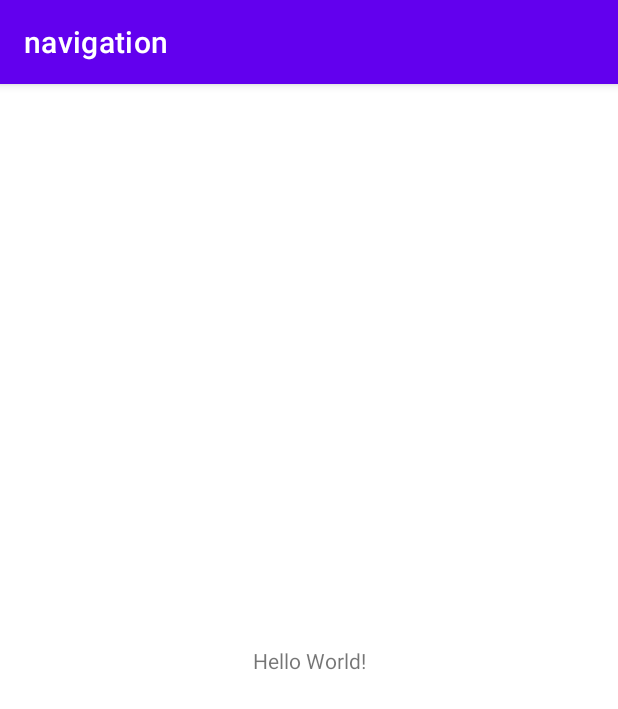
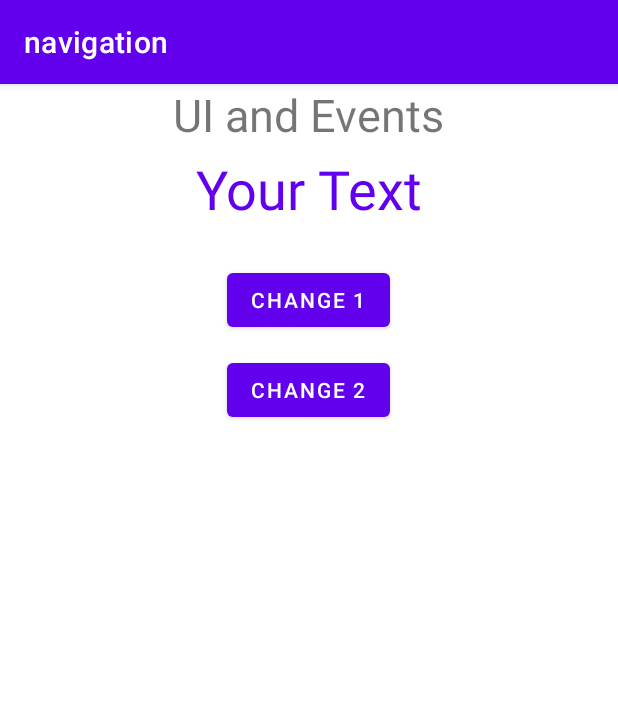
Before and after one commit to chamzhaosi1/androidAppDev, an Android app: the screen it shows after launch (MainActivity), on a phone screen of 412 x 824 dp. Shown: the top 709 px of the screen. Run offline under Robolectric (Android 15) with nearby library versions, the phone set to English and light mode, and no system bars.

Commit message:
Update week 3 exe 2 done

```diff
--- /dev/null
+++ b/Week3_Tutorial/navigation/app/src/main/java/com/navigation/MainActivity.java
@@ -0,0 +1,34 @@
+package com.navigation;
+
+import android.os.Bundle;
+import android.view.View;
+import android.widget.Button;
+import android.widget.TextView;
+
+import androidx.appcompat.app.AppCompatActivity;
+
+import org.jetbrains.annotations.Nullable;
+
+public final class MainActivity extends AppCompatActivity implements View.OnClickListener {
+
+    TextView t1;
+    Button b1;
+
+    protected void onCreate(@Nullable Bundle savedInstanceState) {
+        super.onCreate(savedInstanceState);
+        this.setContentView(R.layout.activity_main);
+        t1 = (TextView) findViewById(R.id.t1);
+        b1 = (Button) findViewById(R.id.b1);
+
+        b1.setOnClickListener(this);
+    }
+
+    @Override
+    public void onClick(View view) {
+        t1.setText("You clicked button 1");
+    }
+
+    public void doSomething(View v){
+        t1.setText("You clicked button 2");
+    }
+}
--- a/Week3_Tutorial/navigation/app/src/main/java/com/navigation/MainActivity.kt
+++ /dev/null
@@ -1,11 +0,0 @@
-package com.navigation
-
-import androidx.appcompat.app.AppCompatActivity
-import android.os.Bundle
-
-class MainActivity : AppCompatActivity() {
-    override fun onCreate(savedInstanceState: Bundle?) {
-        super.onCreate(savedInstanceState)
-        setContentView(R.layout.activity_main)
-    }
-}
--- a/Week3_Tutorial/navigation/app/src/main/res/layout/activity_main.xml
+++ b/Week3_Tutorial/navigation/app/src/main/res/layout/activity_main.xml
@@ -1,5 +1,5 @@
 <?xml version="1.0" encoding="utf-8"?>
-<androidx.constraintlayout.widget.ConstraintLayout xmlns:android="http://schemas.android.com/apk/res/android"
+<RelativeLayout xmlns:android="http://schemas.android.com/apk/res/android"
     xmlns:app="http://schemas.android.com/apk/res-auto"
     xmlns:tools="http://schemas.android.com/tools"
     android:layout_width="match_parent"
@@ -7,12 +7,40 @@
     tools:context=".MainActivity">
 
     <TextView
+        android:id="@+id/myTitle"
         android:layout_width="wrap_content"
         android:layout_height="wrap_content"
-        android:text="Hello World!"
-        app:layout_constraintBottom_toBottomOf="parent"
-        app:layout_constraintEnd_toEndOf="parent"
-        app:layout_constraintStart_toStartOf="parent"
-        app:layout_constraintTop_toTopOf="parent" />
+        android:layout_centerHorizontal="true"
+        android:text="UI and Events"
+        android:textSize="30sp" />
 
-</androidx.constraintlayout.widget.ConstraintLayout>
+    <TextView
+        android:id="@+id/t1"
+        android:layout_width="wrap_content"
+        android:layout_height="wrap_content"
+        android:layout_centerHorizontal="true"
+        android:layout_marginTop="45dp"
+        android:text="Your Text"
+        android:textColor="@color/design_default_color_primary"
+        android:textSize="36sp" />
+
+    <Button
+        android:id="@+id/b1"
+        android:layout_width="wrap_content"
+        android:layout_height="wrap_content"
+        android:text="Change 1"
+        android:layout_centerHorizontal="true"
+        android:layout_marginTop="120dp"/>
+
+    <Button
+        android:id="@+id/b2"
+        android:layout_width="wrap_content"
+        android:layout_height="wrap_content"
+        android:onClick="doSomething"
+        android:text="Change 2"
+        android:layout_centerHorizontal="true"
+        android:layout_marginTop="180dp"/>
+
+
+
+</RelativeLayout>
```
